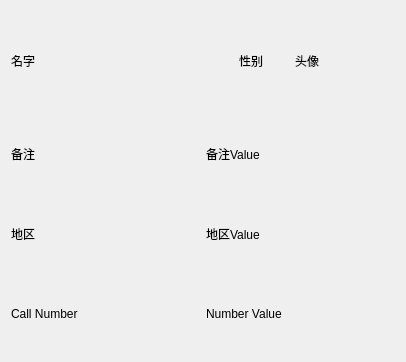
This is Forms/userdetaildlg.ui in DanceRain/MyMatrix as Qt 5 draws it before an edit. The edited form follows.
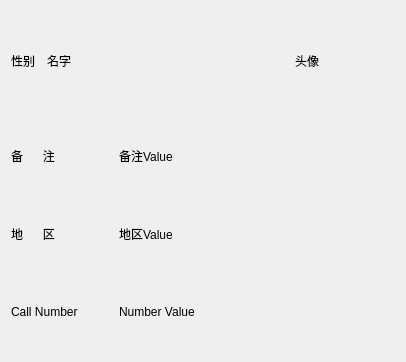
This is the edited form.

Diff of the .ui file:
```diff
--- a/Forms/userdetaildlg.ui
+++ b/Forms/userdetaildlg.ui
@@ -17,7 +17,20 @@
    <item>
     <layout class="QHBoxLayout" name="horizontalLayout_2">
      <item>
-      <layout class="QHBoxLayout" name="horizontalLayout">
+      <layout class="QHBoxLayout" name="hla_nameAndGender">
+       <item>
+        <widget class="QLabel" name="label_userGender">
+         <property name="maximumSize">
+          <size>
+           <width>30</width>
+           <height>20</height>
+          </size>
+         </property>
+         <property name="text">
+          <string>性别</string>
+         </property>
+        </widget>
+       </item>
        <item>
         <widget class="QLabel" name="label_userName">
          <property name="maximumSize">
@@ -31,19 +44,6 @@
          </property>
         </widget>
        </item>
-       <item>
-        <widget class="QLabel" name="label_userGender">
-         <property name="maximumSize">
-          <size>
-           <width>50</width>
-           <height>20</height>
-          </size>
-         </property>
-         <property name="text">
-          <string>性别</string>
-         </property>
-        </widget>
-       </item>
       </layout>
      </item>
      <item>
@@ -68,11 +68,23 @@
     </layout>
    </item>
    <item>
-    <layout class="QGridLayout" name="gridLayout">
+    <layout class="QGridLayout" name="gla_userDetail">
+     <property name="horizontalSpacing">
+      <number>3</number>
+     </property>
+     <property name="verticalSpacing">
+      <number>0</number>
+     </property>
      <item row="0" column="0">
       <widget class="QLabel" name="label_note">
+       <property name="maximumSize">
+        <size>
+         <width>100</width>
+         <height>16777215</height>
+        </size>
+       </property>
        <property name="text">
-        <string>备注</string>
+        <string>备      注</string>
        </property>
       </widget>
      </item>
@@ -81,12 +93,18 @@
        <property name="text">
         <string>备注Value</string>
        </property>
+       <property name="margin">
+        <number>0</number>
+       </property>
+       <property name="indent">
+        <number>5</number>
+       </property>
       </widget>
      </item>
      <item row="1" column="0">
       <widget class="QLabel" name="label_area">
        <property name="text">
-        <string>地区</string>
+        <string>地      区</string>
        </property>
       </widget>
      </item>
@@ -95,6 +113,12 @@
        <property name="text">
         <string>地区Value</string>
        </property>
+       <property name="margin">
+        <number>0</number>
+       </property>
+       <property name="indent">
+        <number>5</number>
+       </property>
       </widget>
      </item>
      <item row="2" column="0">
@@ -109,6 +133,9 @@
        <property name="text">
         <string>Number Value</string>
        </property>
+       <property name="indent">
+        <number>5</number>
+       </property>
       </widget>
      </item>
     </layout>
```
Left out of the diff: 2 changed lines with no effect on the pictures.
